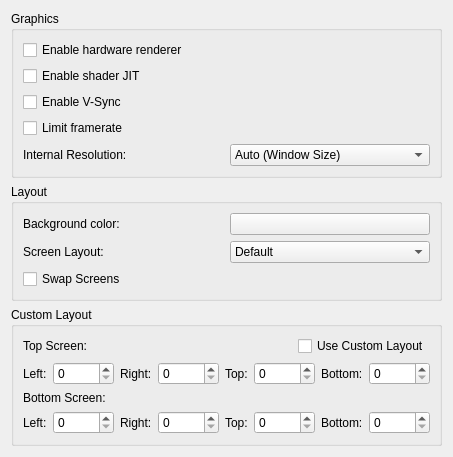
This is src/citra_qt/configuration/configure_graphics.ui in grimtnt/citra as Qt 5 draws it before an edit. The edited form follows.
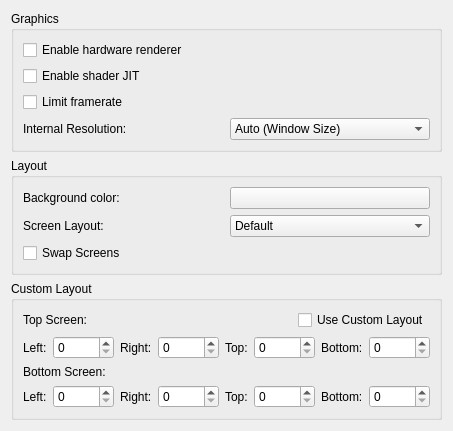
This is the edited form.

Commit message: remove vsync

What changed in the file:
```diff
--- a/src/citra_qt/configuration/configure_graphics.ui
+++ b/src/citra_qt/configuration/configure_graphics.ui
@@ -36,13 +36,6 @@
           </property>
          </widget>
         </item>
-        <item>
-         <widget class="QCheckBox" name="toggle_vsync">
-          <property name="text">
-           <string>Enable V-Sync</string>
-          </property>
-         </widget>
-        </item>
         <item>
          <widget class="QCheckBox" name="toggle_framelimit">
           <property name="text">
```
